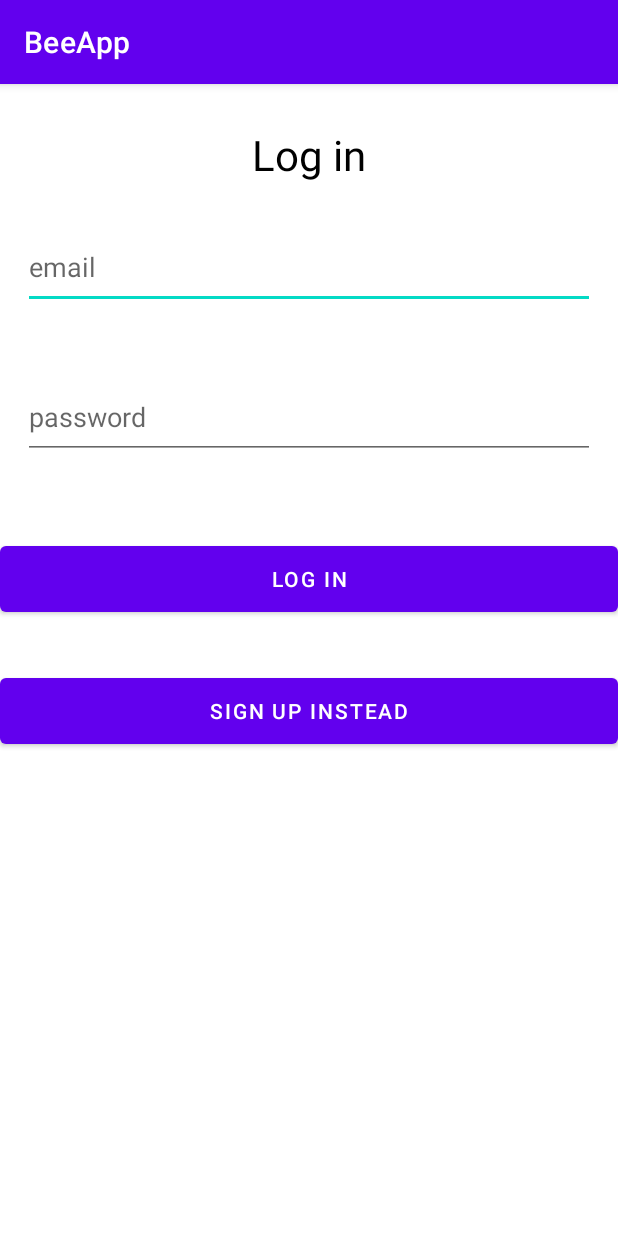
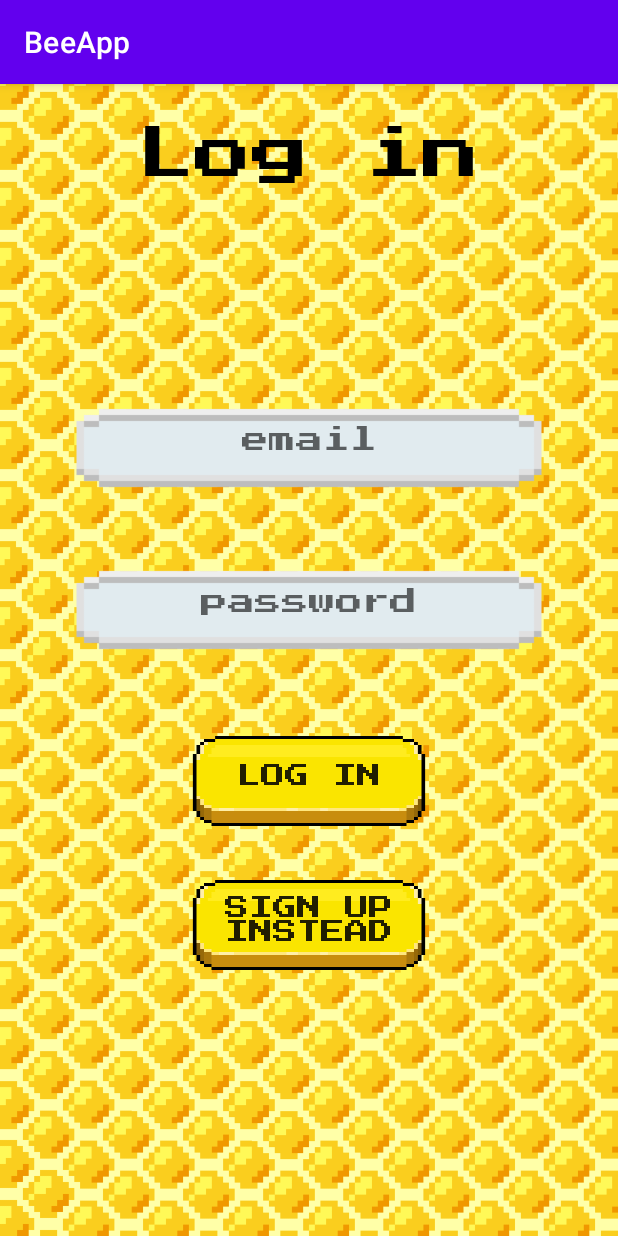
Before and after one commit to apizarroso1/BeeApp, an Android app: the screen it shows after launch (LoginActivity), on a phone screen of 412 x 824 dp. Run offline under Robolectric (Android 15) with nearby library versions, the phone set to English and light mode, and no system bars; our stand-ins replace Firebase (no records; nobody signed in at launch, a user with empty details on screens opened directly).

Commit message:
Interfaz LogIn

```diff
--- /dev/null
+++ b/app/src/main/res/drawable/custom_button.xml
@@ -0,0 +1,11 @@
+<?xml version="1.0" encoding="utf-8"?>
+<selector xmlns:android="http://schemas.android.com/apk/res/android">
+    <item
+        android:state_pressed="true"
+        android:drawable="@drawable/button1_pressed"
+        />
+    <item
+        android:drawable="@drawable/button1"
+        />
+
+</selector>
--- a/app/src/main/res/layout/activity_login.xml
+++ b/app/src/main/res/layout/activity_login.xml
@@ -4,7 +4,8 @@
     xmlns:tools="http://schemas.android.com/tools"
     android:layout_width="match_parent"
     android:layout_height="match_parent"
-    tools:context=".LoginActivity">
+    tools:context=".LoginActivity"
+    android:background="@drawable/background">
 
     <TextView
         android:id="@+id/textView"
@@ -12,57 +13,68 @@
         android:layout_height="wrap_content"
         android:layout_marginTop="28dp"
         android:gravity="center_horizontal"
+        android:fontFamily="@font/press_start_2p"
         android:text="Log in"
         android:textAlignment="center"
         android:textColor="@color/black"
-        android:textSize="28sp"
+        android:textSize="38sp"
         app:layout_constraintEnd_toEndOf="parent"
         app:layout_constraintStart_toStartOf="parent"
         app:layout_constraintTop_toTopOf="parent" />
 
     <EditText
         android:id="@+id/loginEmail"
-        android:layout_width="match_parent"
-        android:layout_height="56dp"
+        android:layout_width="320dp"
+        android:layout_height="64dp"
         android:layout_marginHorizontal="15dp"
-        android:layout_marginTop="28dp"
+        android:layout_marginTop="128dp"
+        android:background="@drawable/text_entry"
+        android:fontFamily="@font/press_start_2p"
         android:hint="email"
         android:inputType="textEmailAddress"
+        android:textAlignment="center"
         app:layout_constraintEnd_toEndOf="parent"
         app:layout_constraintStart_toStartOf="parent"
         app:layout_constraintTop_toBottomOf="@+id/textView" />
 
     <EditText
         android:id="@+id/loginPassword"
-        android:layout_width="match_parent"
-        android:layout_height="56dp"
+        android:layout_width="320dp"
+        android:layout_height="64dp"
         android:layout_marginHorizontal="15dp"
         android:layout_marginTop="44dp"
+        android:background="@drawable/text_entry"
+        android:fontFamily="@font/press_start_2p"
         android:hint="password"
         android:inputType="textPassword"
+        android:textAlignment="center"
         app:layout_constraintEnd_toEndOf="parent"
         app:layout_constraintStart_toStartOf="parent"
         app:layout_constraintTop_toBottomOf="@+id/loginEmail" />
 
-    <Button
+    <androidx.appcompat.widget.AppCompatButton
         android:id="@+id/loginLoginButton"
-        android:layout_width="match_parent"
-        android:layout_height="56dp"
+        android:layout_width="160dp"
+        android:layout_height="64dp"
         android:layout_marginTop="52dp"
+        android:background="@drawable/custom_button"
+        android:fontFamily="@font/press_start_2p"
         android:text="LOG IN"
+        android:textSize="16sp"
         app:layout_constraintEnd_toEndOf="parent"
-        app:layout_constraintHorizontal_bias="0.0"
         app:layout_constraintStart_toStartOf="parent"
         app:layout_constraintTop_toBottomOf="@+id/loginPassword" />
 
-    <Button
+    <androidx.appcompat.widget.AppCompatButton
         android:id="@+id/loginGoRegisterButton"
-        android:layout_width="match_parent"
-        android:layout_height="56dp"
+        android:layout_width="160dp"
+        android:layout_height="64dp"
         android:layout_marginTop="32dp"
+        android:background="@drawable/custom_button"
+        android:fontFamily="@font/press_start_2p"
+        android:textSize="16sp"
         android:text="SIGN UP INSTEAD"
         app:layout_constraintEnd_toEndOf="parent"
-        app:layout_constraintHorizontal_bias="0.0"
         app:layout_constraintStart_toStartOf="parent"
         app:layout_constraintTop_toBottomOf="@+id/loginLoginButton" />
 
```
Also changed, not shown: app/src/main/res/drawable/background.png (added), app/src/main/res/drawable/button1.png (added), app/src/main/res/drawable/button1_pressed.png (added), app/src/main/res/drawable/text_entry.png (added), app/src/main/res/font/press_start_2p.ttf (added).
